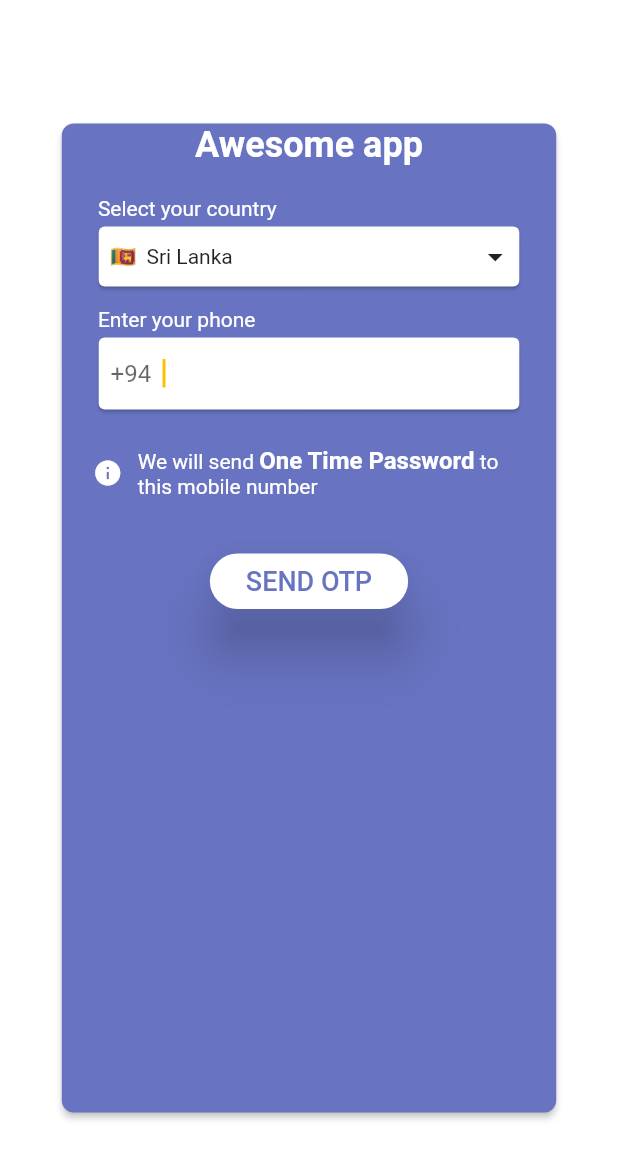
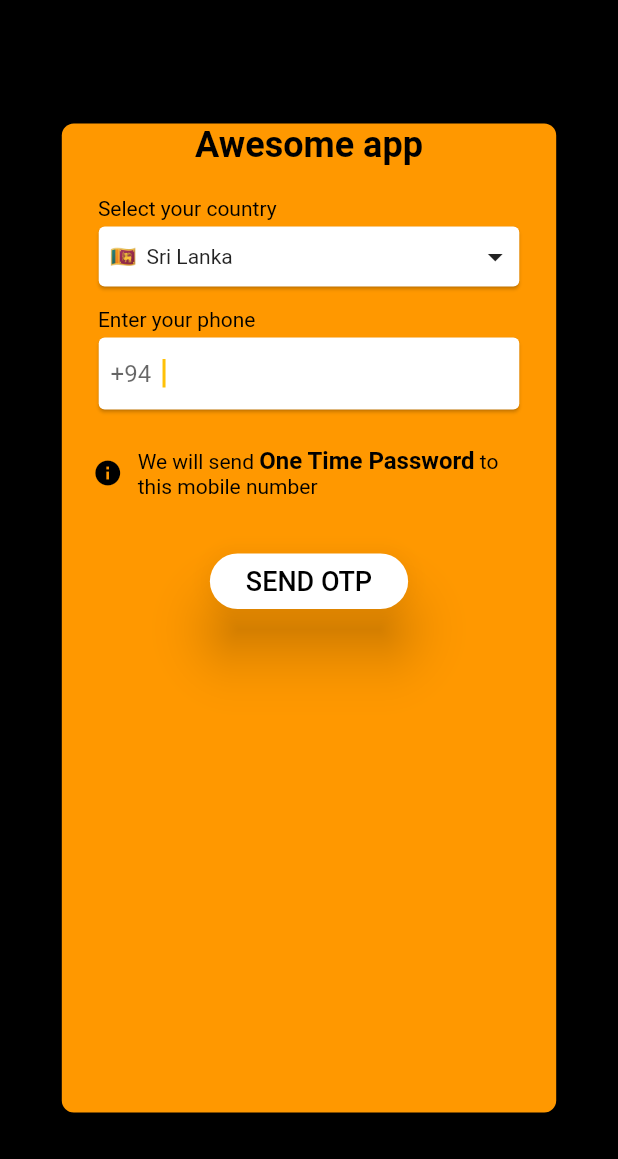
Before and after one commit to avcjeewantha/smart_bin, a Flutter app: the PhoneAuthGetPhone screen opened directly, after a tap on "SEND OTP", on a phone screen of 412 x 824 dp. Shown: the top 1159 px of the screen. Run offline on Flutter 3.47's test engine with Material 2 defaults, Android fonts, the phone set to English and light mode, and no system bars; our stand-ins replace cloud_firestore, firebase_auth, google_maps_flutter, location; accounts and stored records are empty; network calls fail.

Commit message:
Getting an OTP

```diff
--- a/lib/authservices.dart
+++ b/lib/authservices.dart
@@ -28,4 +28,9 @@ class AuthService {
     FirebaseAuth.instance.signInWithCredential(authCreds);
   }
 
+  signInWithOTP(smsCode, verId) {
+     AuthCredential authCreds = PhoneAuthProvider.getCredential(verificationId: verId, smsCode: smsCode);
+     signIn(authCreds);
+  }
+
 }
--- a/lib/firebase/auth/phone_auth/get_phone.dart
+++ b/lib/firebase/auth/phone_auth/get_phone.dart
@@ -28,7 +28,7 @@ class PhoneAuthGetPhone extends StatefulWidget {
    *  cardBackgroundColor & logo values will be passed to the constructor
    *  here we access these params in the _PhoneAuthState using "widget"
    */
-  Color cardBackgroundColor = Color(0xFF6874C2);
+  Color cardBackgroundColor = Colors.orange;
   String appName = "Awesome app";
 
   @override
@@ -57,6 +57,7 @@ class _PhoneAuthGetPhoneState extends State<PhoneAuthGetPhone> {
    */
   TextEditingController _searchCountryController = TextEditingController();
   TextEditingController _phoneNumberController = TextEditingController();
+  TextEditingController _oTpController = TextEditingController();
 
   /*
    *  This will be the index, we will modify each time the user selects a new country from the dropdown list(dialog),
@@ -70,7 +71,7 @@ class _PhoneAuthGetPhoneState extends State<PhoneAuthGetPhone> {
   static StreamController<PhoneAuthState> phoneAuthState = StreamController.broadcast();
   // static Stream stateStream = phoneAuthState.stream;
   // static BuildContext cont;
-  String phone, verificationId, smsCode;
+  String verificationId;
   bool codeSent = false;
 
   @override
@@ -83,13 +84,11 @@ class _PhoneAuthGetPhoneState extends State<PhoneAuthGetPhone> {
     // While disposing the widget, we should close all the streams and controllers
 
     // Disposing Stream components
-   _countriesSink.close();
-   _countriesStreamController.close();
+//    _countriesSink.close();
+//    _countriesStreamController.close();
 
     // Disposing _countriesSearchController
     _searchCountryController.dispose();
-    statusStream.close();
-    phoneAuthState.close();
     super.dispose();
   }
 
@@ -132,7 +131,7 @@ class _PhoneAuthGetPhoneState extends State<PhoneAuthGetPhone> {
      *  SingleChildScrollView: There can be chances arising where
      */
     return Scaffold(
-      backgroundColor: Colors.white.withOpacity(0.95),
+      backgroundColor: Colors.black,
       body: SafeArea(
         child: Center(
           child: SingleChildScrollView(
@@ -175,7 +174,7 @@ class _PhoneAuthGetPhoneState extends State<PhoneAuthGetPhone> {
           Text(widget.appName,
               textAlign: TextAlign.center,
               style: TextStyle(
-                  color: Colors.white,
+                  color: Colors.black,
                   fontSize: 24.0,
                   fontWeight: FontWeight.w700)),
 
@@ -210,6 +209,19 @@ class _PhoneAuthGetPhoneState extends State<PhoneAuthGetPhone> {
                 countries[_selectedCountryIndex].dialCode),
           ),
 
+          codeSent ? Padding(
+            padding: EdgeInsets.only(top: 10.0, left: _fixedPadding),
+            child: PhoneAuthWidgets.subTitle('Enter OTP'),
+          ):Container(),
+          //  PhoneNumber TextFormFields
+          codeSent ? Padding(
+            padding: EdgeInsets.only(
+                left: _fixedPadding,
+                right: _fixedPadding,
+                bottom: _fixedPadding),
+            child: PhoneAuthWidgets.oTPField(_oTpController),
+          ):Container(),
+
           /*
            *  Some informative text
            */
@@ -217,25 +229,25 @@ class _PhoneAuthGetPhoneState extends State<PhoneAuthGetPhone> {
             mainAxisSize: MainAxisSize.min,
             children: <Widget>[
               SizedBox(width: _fixedPadding),
-              Icon(Icons.info, color: Colors.white, size: 20.0),
+              codeSent ? Container():Icon(Icons.info, color: Colors.black, size: 20.0),
               SizedBox(width: 10.0),
               Expanded(
-                child: RichText(
+                child: codeSent ? Container() :RichText(
                     text: TextSpan(children: [
                   TextSpan(
                       text: 'We will send ',
                       style: TextStyle(
-                          color: Colors.white, fontWeight: FontWeight.w400)),
+                          color: Colors.black, fontWeight: FontWeight.w400)),
                   TextSpan(
                       text: 'One Time Password',
                       style: TextStyle(
-                          color: Colors.white,
+                          color: Colors.black,
                           fontSize: 16.0,
                           fontWeight: FontWeight.w700)),
                   TextSpan(
                       text: ' to this mobile number',
                       style: TextStyle(
-                          color: Colors.white, fontWeight: FontWeight.w400)),
+                          color: Colors.black, fontWeight: FontWeight.w400)),
                 ])),
               ),
               SizedBox(width: _fixedPadding),
@@ -248,15 +260,33 @@ class _PhoneAuthGetPhoneState extends State<PhoneAuthGetPhone> {
            *  where is asked to enter the OTP he has received on his mobile (or) wait for the system to automatically detect the OTP
            */
           SizedBox(height: _fixedPadding * 1.5),
-          RaisedButton(
+          codeSent ? RaisedButton(
             elevation: 16.0,
-            onPressed: verifyPhone,
+            onPressed: () {
+                AuthService().signInWithOTP(_oTpController.text, verificationId);
+            },
+            child: Padding(
+              padding: const EdgeInsets.all(8.0),
+              child: Text(
+                'Verify',
+                style: TextStyle(
+                    color: Colors.black, fontSize: 18.0),
+              ),
+            ),
+            color: Colors.white,
+            shape: RoundedRectangleBorder(
+                borderRadius: BorderRadius.circular(30.0)),
+          ) :RaisedButton(
+            elevation: 16.0,
+            onPressed: () {
+                verifyPhone(countries[_selectedCountryIndex].dialCode + _phoneNumberController.text);
+            },
             child: Padding(
               padding: const EdgeInsets.all(8.0),
               child: Text(
                 'SEND OTP',
                 style: TextStyle(
-                    color: widget.cardBackgroundColor, fontSize: 18.0),
+                    color: Colors.black, fontSize: 18.0),
               ),
             ),
             color: Colors.white,
@@ -341,7 +371,7 @@ class _PhoneAuthGetPhoneState extends State<PhoneAuthGetPhone> {
 
                 //  Returns a list of Countries that will change according to the search query
                 SizedBox(
-                  height: 300.0,
+                  height: 175.0,
                   child: StreamBuilder<List<Country>>(
                       //key: Key('Countries-StreamBuilder'),
                       stream: _countriesStream,
@@ -382,18 +412,20 @@ class _PhoneAuthGetPhoneState extends State<PhoneAuthGetPhone> {
   void selectThisCountry(Country country) {
     print(country);
     _searchCountryController.clear();
-    Navigator.of(context).pop();
+    Navigator.of(context, rootNavigator: true).pop();
     Future.delayed(Duration(milliseconds: 10)).whenComplete(() {
       _countriesStreamController.close();
       _countriesSink.close();
+
       setState(() {
         _selectedCountryIndex = countries.indexOf(country);
       });
     });
   }
 
-  Future<void> verifyPhone() async {
-
+  Future<void> verifyPhone(phoneNo) async {
+    print("Hi there Im chamodaa............................");
+    print(phoneNo);
     final PhoneVerificationCompleted verified =(AuthCredential authResult){
       AuthService().signIn(authResult);
     };
@@ -412,6 +444,7 @@ class _PhoneAuthGetPhoneState extends State<PhoneAuthGetPhone> {
 
     final PhoneCodeSent smsSent = (String verId, [int forceResend]) {
       verificationId = verId;
+      print('chamoda: code sent');
       setState((){
         this.codeSent = true;
       });
@@ -426,7 +459,7 @@ class _PhoneAuthGetPhoneState extends State<PhoneAuthGetPhone> {
     };
 
     await FirebaseAuth.instance.verifyPhoneNumber(
-      phoneNumber: phone,
+      phoneNumber: phoneNo,
       timeout: const Duration(seconds:60),
       verificationCompleted: verified,
       verificationFailed: verificationFailed,
--- a/lib/login.dart
+++ b/lib/login.dart
@@ -7,8 +7,8 @@ class Login extends StatelessWidget {
   @override
   Widget build(BuildContext context) {
     return MaterialApp(
+      debugShowCheckedModeBanner: false,
       home: PhoneAuthGetPhone(),
-      debugShowCheckedModeBanner: false,
     );
   }
 }
--- a/lib/my_drawer.dart
+++ b/lib/my_drawer.dart
@@ -5,7 +5,9 @@ class MyDrawer extends StatelessWidget {
   @override
   Widget build(BuildContext context) {
     return Drawer(
-      child: ListView(
+      child: Container(
+        color: Colors.orange,
+        child:ListView(
           padding: EdgeInsets.zero, // Important: Remove any padding from the ListView.
           children: <Widget>[
             new UserAccountsDrawerHeader(
@@ -34,6 +36,7 @@ class MyDrawer extends StatelessWidget {
             new Divider(),
           ],
         ),
+      ),
       );
   }
 }
```
Also changed, not shown: lib/utils/widgets.dart (+16 -1 lines), pubspec.lock.
